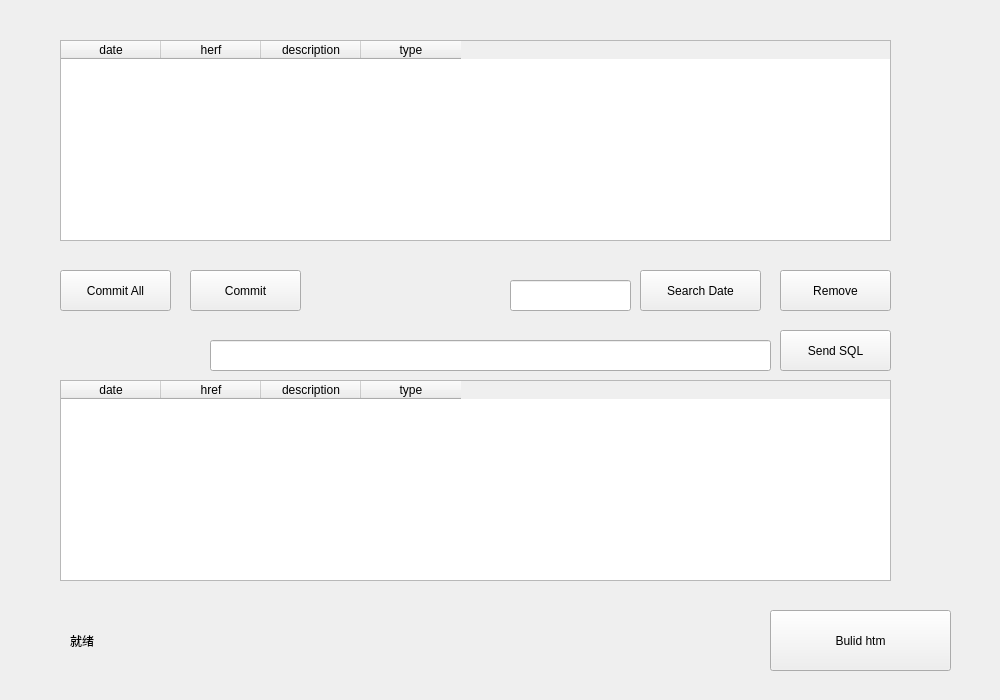
The window that labelcommit.ui (tsukishima1321/Closet) describes before a commit, drawn with Qt 5.
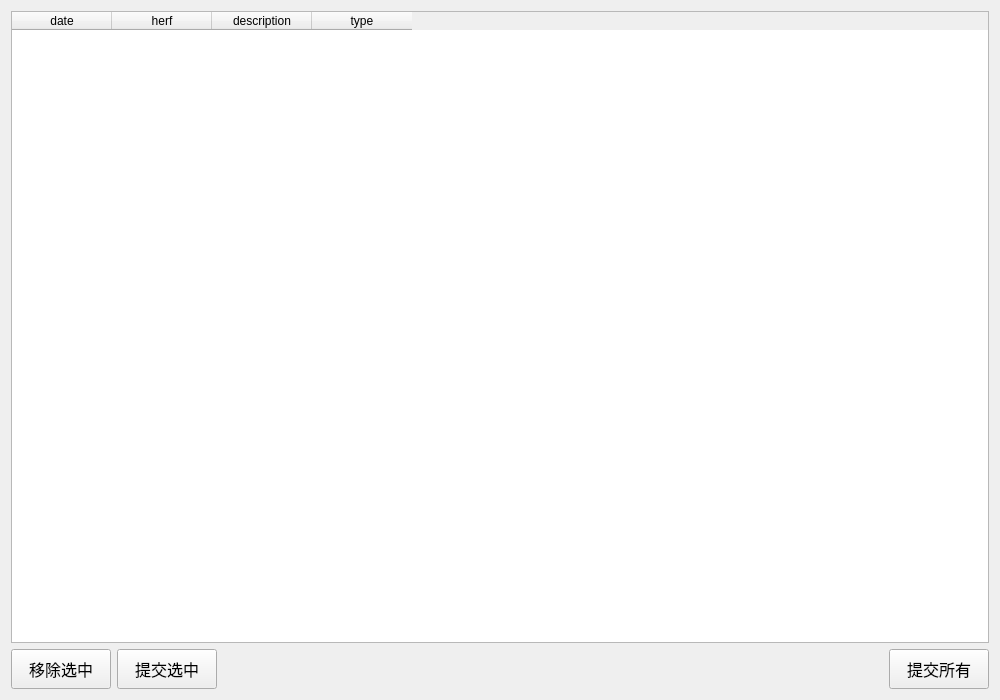
The same window after the commit.

Patch:
```diff
--- a/labelcommit.ui
+++ b/labelcommit.ui
@@ -13,68 +13,9 @@
   <property name="windowTitle">
    <string>提交录入</string>
   </property>
-  <widget class="QLineEdit" name="dateEdit">
-   <property name="geometry">
-    <rect>
-     <x>510</x>
-     <y>280</y>
-     <width>121</width>
-     <height>31</height>
-    </rect>
-   </property>
-  </widget>
-  <widget class="QPushButton" name="pushButtonSearch">
-   <property name="geometry">
-    <rect>
-     <x>640</x>
-     <y>270</y>
-     <width>121</width>
-     <height>41</height>
-    </rect>
-   </property>
-   <property name="text">
-    <string>Search Date</string>
-   </property>
-  </widget>
+  <layout class="QVBoxLayout" name="verticalLayout">
+   <item>
   <widget class="QTableWidget" name="tableWidget">
-   <property name="geometry">
-    <rect>
-     <x>60</x>
-     <y>380</y>
-     <width>831</width>
-     <height>201</height>
-    </rect>
-   </property>
-   <column>
-    <property name="text">
-     <string>date</string>
-    </property>
-   </column>
-   <column>
-    <property name="text">
-     <string>href</string>
-    </property>
-   </column>
-   <column>
-    <property name="text">
-     <string>description</string>
-    </property>
-   </column>
-   <column>
-    <property name="text">
-     <string>type</string>
-    </property>
-   </column>
-  </widget>
-  <widget class="QTableWidget" name="tableWidget_2">
-   <property name="geometry">
-    <rect>
-     <x>60</x>
-     <y>40</y>
-     <width>831</width>
-     <height>201</height>
-    </rect>
-   </property>
    <column>
     <property name="text">
      <string>date</string>
@@ -96,94 +37,97 @@
     </property>
    </column>
   </widget>
-  <widget class="QPushButton" name="pushButtonCommitAll">
-   <property name="geometry">
-    <rect>
-     <x>60</x>
-     <y>270</y>
-     <width>111</width>
-     <height>41</height>
-    </rect>
-   </property>
-   <property name="text">
-    <string>Commit All</string>
-   </property>
-  </widget>
-  <widget class="QPushButton" name="pushButtonCommit">
-   <property name="geometry">
-    <rect>
-     <x>190</x>
-     <y>270</y>
-     <width>111</width>
-     <height>41</height>
-    </rect>
-   </property>
-   <property name="text">
-    <string>Commit</string>
-   </property>
-  </widget>
+   </item>
+   <item>
+    <layout class="QHBoxLayout" name="horizontalLayout">
+     <item>
   <widget class="QPushButton" name="pushButtonDelete">
-   <property name="geometry">
-    <rect>
-     <x>780</x>
-     <y>270</y>
-     <width>111</width>
-     <height>41</height>
-    </rect>
-   </property>
-   <property name="text">
-    <string>Remove</string>
-   </property>
-  </widget>
-  <widget class="QPushButton" name="pushButtonBuild">
-   <property name="geometry">
-    <rect>
-     <x>770</x>
-     <y>610</y>
-     <width>181</width>
-     <height>61</height>
-    </rect>
+       <property name="sizePolicy">
+        <sizepolicy hsizetype="Fixed" vsizetype="Fixed">
+         <horstretch>0</horstretch>
+         <verstretch>0</verstretch>
+        </sizepolicy>
+       </property>
+       <property name="minimumSize">
+        <size>
+         <width>100</width>
+         <height>40</height>
+        </size>
+       </property>
+       <property name="font">
+        <font>
+         <pointsize>12</pointsize>
+        </font>
    </property>
    <property name="text">
-    <string>Bulid htm</string>
-   </property>
-  </widget>
-  <widget class="QLabel" name="statusBar">
-   <property name="geometry">
-    <rect>
-     <x>70</x>
-     <y>620</y>
-     <width>291</width>
-     <height>41</height>
-    </rect>
-   </property>
+        <string>移除选中</string>
+       </property>
+      </widget>
+     </item>
+     <item>
+      <widget class="QPushButton" name="pushButtonCommit">
+       <property name="sizePolicy">
+        <sizepolicy hsizetype="Fixed" vsizetype="Fixed">
+         <horstretch>0</horstretch>
+         <verstretch>0</verstretch>
+        </sizepolicy>
+       </property>
+       <property name="minimumSize">
+        <size>
+         <width>100</width>
+         <height>40</height>
+        </size>
+       </property>
+       <property name="font">
+        <font>
+         <pointsize>12</pointsize>
+        </font>
+       </property>
    <property name="text">
-    <string>就绪</string>
-   </property>
-  </widget>
-  <widget class="QLineEdit" name="sqlEdit">
-   <property name="geometry">
-    <rect>
-     <x>210</x>
-     <y>340</y>
-     <width>561</width>
-     <height>31</height>
-    </rect>
-   </property>
-  </widget>
-  <widget class="QPushButton" name="pushButtonSendSQL">
-   <property name="geometry">
-    <rect>
-     <x>780</x>
-     <y>330</y>
-     <width>111</width>
-     <height>41</height>
-    </rect>
-   </property>
+        <string>提交选中</string>
+       </property>
+      </widget>
+     </item>
+     <item>
+      <spacer name="horizontalSpacer">
+       <property name="orientation">
+        <enum>Qt::Horizontal</enum>
+       </property>
+       <property name="sizeHint" stdset="0">
+        <size>
+         <width>40</width>
+         <height>20</height>
+        </size>
+       </property>
+      </spacer>
+     </item>
+     <item>
+      <widget class="QPushButton" name="pushButtonCommitAll">
+       <property name="sizePolicy">
+        <sizepolicy hsizetype="Fixed" vsizetype="Fixed">
+         <horstretch>0</horstretch>
+         <verstretch>0</verstretch>
+        </sizepolicy>
+       </property>
+       <property name="minimumSize">
+        <size>
+         <width>100</width>
+         <height>40</height>
+        </size>
+       </property>
+       <property name="font">
+        <font>
+         <pointsize>12</pointsize>
+        </font>
+       </property>
    <property name="text">
-    <string>Send SQL</string>
-   </property>
-  </widget>
+        <string>提交所有</string>
+       </property>
+      </widget>
+     </item>
+    </layout>
+   </item>
+  </layout>
  </widget>
  <resources/>
  <connections/>
```
Lines whose indentation alone changed are shown as unchanged.
